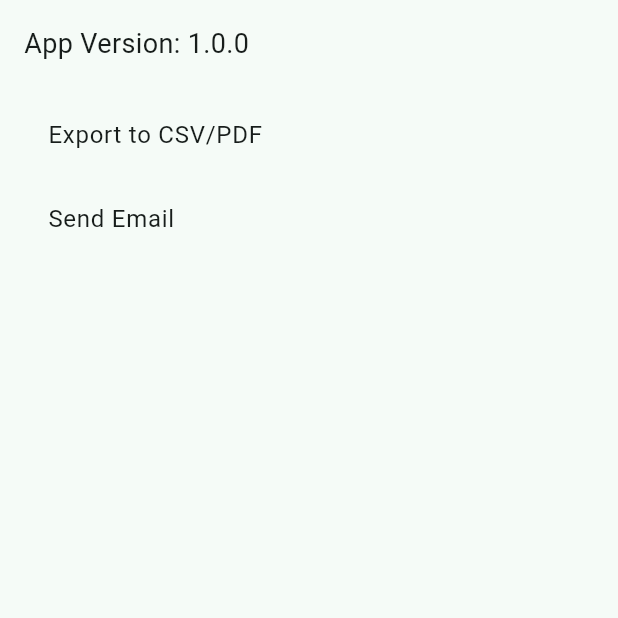
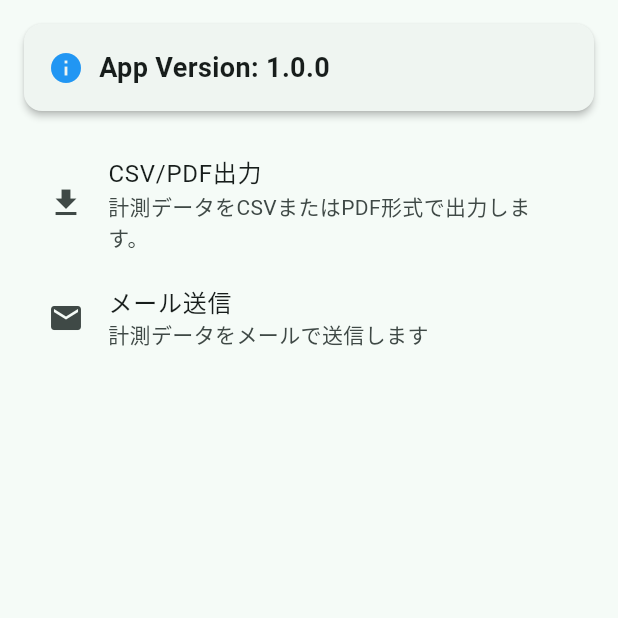
Before and after one commit to yuko87/blood_pressure_monitor, a Flutter app: the SettingsPage screen opened directly, on a phone screen of 412 x 824 dp, the top half of it. Run offline on Flutter 3.47's test engine with Material 3 defaults, Android fonts, the phone set to English and light mode, and no system bars; our stand-ins replace package_info_plus, table_calendar.

```diff
--- a/lib/setting_page.dart
+++ b/lib/setting_page.dart
@@ -1,4 +1,3 @@
-
 import 'package:flutter/material.dart';
 import 'package:package_info_plus/package_info_plus.dart';
 
@@ -33,14 +32,35 @@ class SettingsPageState extends State<SettingsPage> {
         child: Column(
           crossAxisAlignment: CrossAxisAlignment.start,
           children: [
-            Text('App Version: $_appVersion',
-                style: const TextStyle(fontSize: 18)),
-            const SizedBox(height: 20),
-            const ListTile(
-              title: Text('Export to CSV/PDF'),
+            Card(
+              elevation: 2,
+              margin: const EdgeInsets.only(bottom: 20),
+              child: Padding(
+                padding: const EdgeInsets.all(16.0),
+                child: Row(
+                  children: [
+                    const Icon(Icons.info, color: Colors.blue),
+                    const SizedBox(width: 10),
+                    Expanded(
+                      child: Text('App Version: $_appVersion',
+                          style: const TextStyle(
+                            fontSize: 18,
+                            fontWeight: FontWeight.bold,
+                          )),
+                    ),
+                  ],
+                ),
+              ),
             ),
             const ListTile(
-              title: Text('Send Email'),
+              leading: Icon(Icons.file_download),
+              title: Text('CSV/PDF出力'),
+              subtitle: Text('計測データをCSVまたはPDF形式で出力します。'),
+            ),
+            const ListTile(
+              leading: Icon(Icons.email),
+              title: Text('メール送信'),
+              subtitle: Text('計測データをメールで送信します'),
             ),
           ],
         ),
--- a/pubspec.yaml
+++ b/pubspec.yaml
@@ -31,8 +31,7 @@ dependencies:
   flutter:
     sdk: flutter
   table_calendar: ^3.0.5
-  package_info_plus: ^1.3.0
-  file_picker: ^4.0.0
+  package_info_plus: ^8.0.0
   path_provider: ^2.0.0
   flutter_email_sender: ^5.0.2
 
```
Also changed, not shown: pubspec.lock, 3 other files.
